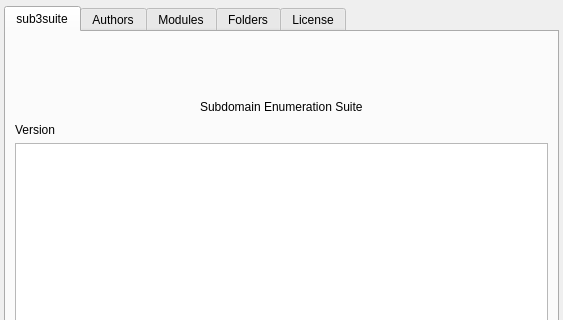
Above: sub3suite/src/Dialogs/AboutDialog.ui from 3nock/OTE before the change; both pictures show x 0 to 563 and y 0 to 320 of the 563 by 503 pixel window. Below: the same form after it.
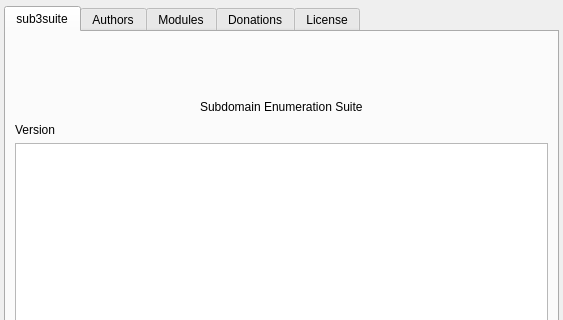
That is the form after the change. Icons and pictures are not drawn.

```diff
--- a/sub3suite/src/Dialogs/AboutDialog.ui
+++ b/sub3suite/src/Dialogs/AboutDialog.ui
@@ -250,7 +250,7 @@
      </widget>
      <widget class="QWidget" name="tabFolders">
       <attribute name="title">
-       <string>Folders</string>
+       <string>Donations</string>
       </attribute>
       <layout class="QVBoxLayout" name="verticalLayout_5">
        <item>
```
Left out of the diff: 7 changed lines with no effect on the pictures.
